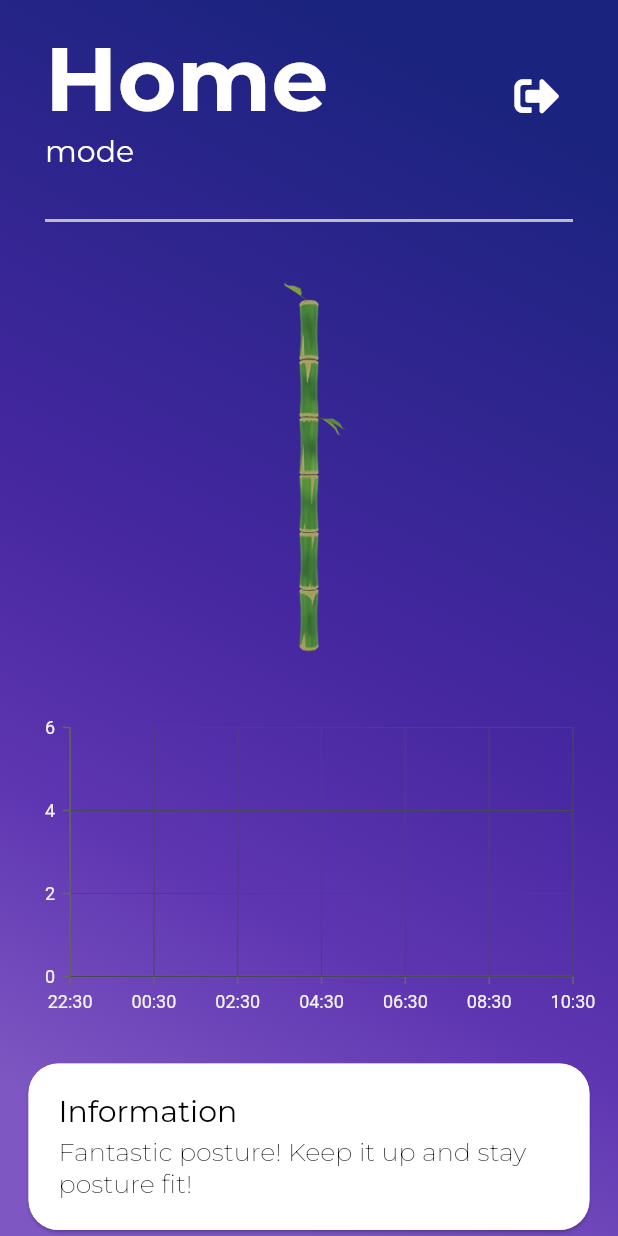
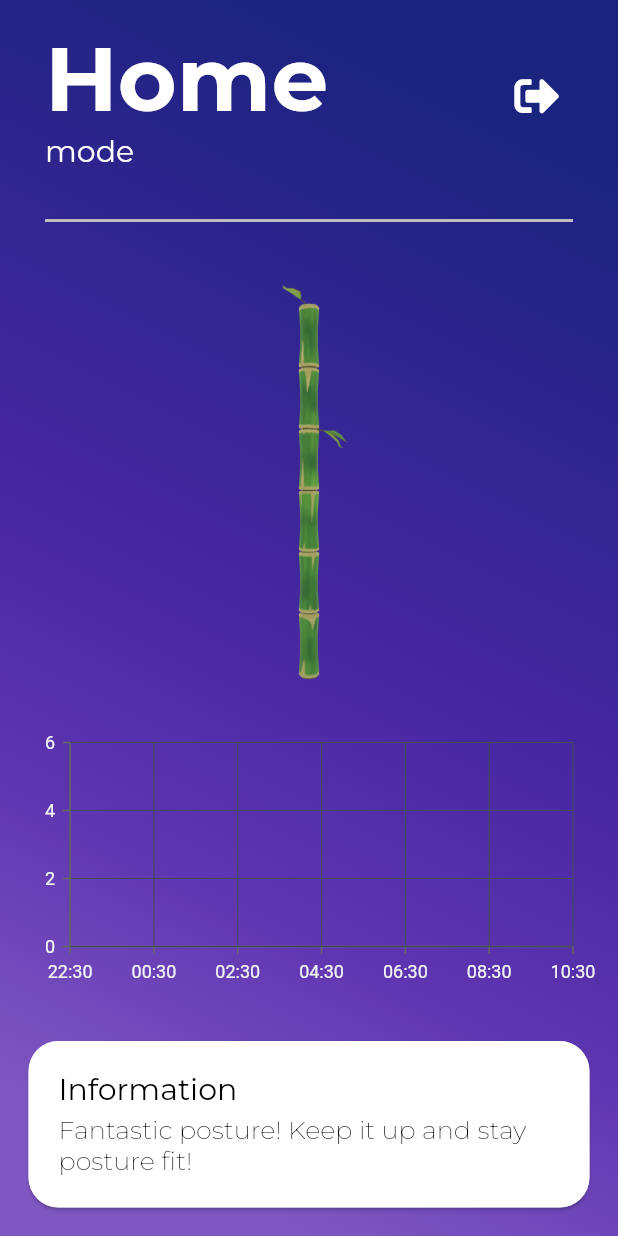
Before and after one commit to zenasgram/Bamboo, a Flutter app: the HomeScreen screen opened by its route, on a phone screen of 412 x 824 dp. Run offline on Flutter 3.47's test engine with Material 2 defaults, Android fonts, the phone set to English and light mode, and no system bars; our stand-ins replace animated_text_kit, cloud_firestore, firebase_auth, font_awesome_flutter, google_fonts, modal_progress_hud and 1 more; missing offline and left inert: expandable_card, flutter_3d_obj, syncfusion_flutter_core; accounts and stored records are empty.

Commit message:
workign stream

```diff
--- a/lib/screens/home_screen.dart
+++ b/lib/screens/home_screen.dart
@@ -171,9 +171,8 @@ class _HomeScreenState extends State<HomeScreen>
                       chartData.add(ChartData.fromMap(documentSnapshot.data));
                     }
                     widget = Container(
-                        height: 250,
-                        padding:
-                            EdgeInsets.symmetric(vertical: 10, horizontal: 10),
+                        height: 200,
+                        padding: EdgeInsets.symmetric(horizontal: 10),
                         child: SfCartesianChart(
                           primaryXAxis: DateTimeAxis(
                             intervalType: DateTimeIntervalType.hours,
@@ -217,7 +216,8 @@ class _HomeScreenState extends State<HomeScreen>
                 },
               ),
               Padding(
-                padding: const EdgeInsets.symmetric(horizontal: 15),
+                padding:
+                    const EdgeInsets.symmetric(horizontal: 15, vertical: 15),
                 child: Card(
                   shape: RoundedRectangleBorder(
                     side: BorderSide(color: Colors.white70, width: 1),
```
Also changed, not shown: lib/screens/login_screen.dart (+7 -5 lines), lib/screens/registration_screen.dart (+7 -5 lines).
